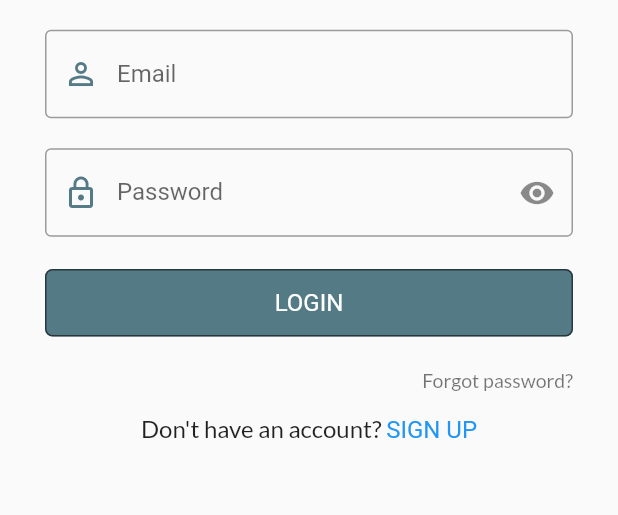
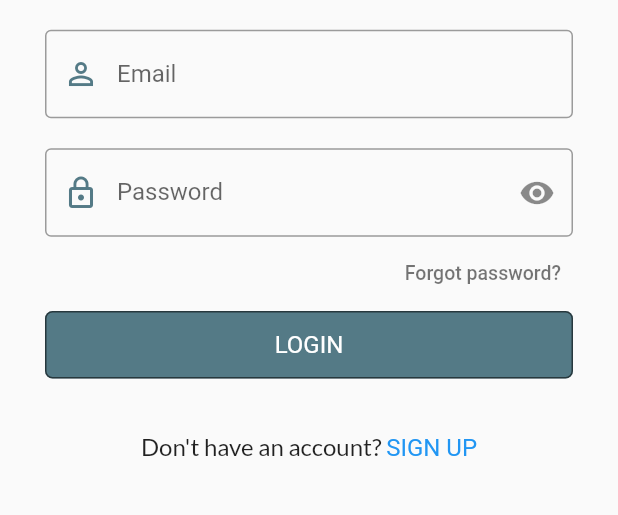
Before and after one commit to Hester33/tmwes, a Flutter app: the LoginScreen screen opened directly, on a phone screen of 412 x 824 dp, the part 500-1015 px from its top. Run offline on Flutter 3.47's test engine with Material 2 defaults, Android fonts, the phone set to English and light mode, and no system bars; our stand-ins replace cloud_firestore, firebase_auth, firebase_core, get, google_fonts; missing offline and left inert: bcrypt; accounts and stored records are empty.

Commit message:
feat/forgot password screen

```diff
--- a/lib/database/user_db.dart
+++ b/lib/database/user_db.dart
@@ -52,13 +52,13 @@ class UserDb extends GetxController {
         .get();
     final userData =
         snapshot.docs.map((doc) => UserModel.fromSnapshot(doc)).single;
-    //final userData = snapshot.docs.map((doc) => UserModel.fromSnapshot(doc));
     return userData;
   }
 
   //Fetch ALl Users
   Future<List<UserModel>> allUser() async {
     final snapshot = await firestore.collection(usersCollection).get();
+    //store snapshot in usersData as a list
     final usersData =
         snapshot.docs.map((e) => UserModel.fromSnapshot(e)).toList();
     return usersData;
--- a/lib/helpers/init_controller.dart
+++ b/lib/helpers/init_controller.dart
@@ -13,7 +13,7 @@ class ControllerBindings extends Bindings {
         fenix: true);
     Get.lazyPut<AuthenticationDb>(() => AuthenticationDb());
     Get.lazyPut<UserDb>(() => UserDb(), fenix: true);
-    Get.lazyPut<LoginController>(() => LoginController());
+    Get.lazyPut<LoginController>(() => LoginController(), fenix: true);
     Get.lazyPut<SignUpController>(() => SignUpController(), fenix: true);
     Get.lazyPut<ProfileController>(() => ProfileController(), fenix: true);
   }
--- a/lib/main.dart
+++ b/lib/main.dart
@@ -1,5 +1,6 @@
 import 'package:firebase_core/firebase_core.dart';
 import 'package:get/get.dart';
+import 'package:tmwes/constants/colors.dart';
 import 'package:tmwes/database/authentication_db.dart';
 import 'package:tmwes/database/user_db.dart';
 import 'firebase_options.dart';
@@ -35,7 +36,10 @@ class MyApp extends StatelessWidget {
       title: 'TMWES',
       debugShowCheckedModeBanner: false,
       theme: AppTheme.xTheme,
-      home: const Center(child: CircularProgressIndicator()),
+      home: const Center(
+          child: CircularProgressIndicator(
+        backgroundColor: primaryColor,
+      )),
     );
   }
 }
--- a/lib/models/user_model.dart
+++ b/lib/models/user_model.dart
@@ -43,7 +43,8 @@ class UserModel {
     };
   }
 
-  //Map user from Firebase to UserModel
+  //*Map user from Firebase to UserModel
+  // .fromSnapshot = named constrcutor
   factory UserModel.fromSnapshot(DocumentSnapshot<Map<String, dynamic>> doc) {
     final data = doc.data();
     return UserModel(
--- a/lib/screens/authentication/login/login_screen.dart
+++ b/lib/screens/authentication/login/login_screen.dart
@@ -2,6 +2,7 @@ import 'package:flutter/material.dart';
 import 'package:get/get.dart';
 import 'package:tmwes/constants/firebase_const.dart';
 import 'package:tmwes/constants/image.dart';
+import 'package:tmwes/screens/authentication/login/widgets/forget_password.dart';
 import 'package:tmwes/screens/authentication/signup/signup_screen.dart';
 
 import '../../../database/authentication_db.dart';
@@ -42,26 +43,9 @@ class LoginScreen extends StatelessWidget {
               /* --- Form --- */
               const LoginForm(),
               /* --- End --- */
-
 //  Widget forgotPassword() {
 //     return
 //! Modify
-              Align(
-                  alignment: Alignment.centerRight,
-                  child: GestureDetector(
-                    onTap: () {
-                      // Navigator.of(context).push(MaterialPageRoute(
-                      //     builder: (context) => ForgotPasswordScreen()));
-                      _authDb.resetPassword("1181203140@student.mmu.edu.my");
-                    },
-                    child: const Text(
-                      'Forgot password?',
-                      style: TextStyle(
-                          color: Colors.black54,
-                          fontWeight: FontWeight.w500,
-                          fontSize: 13),
-                    ),
-                  )),
               //}
               TextButton(
                 onPressed: () {
--- /dev/null
+++ b/lib/screens/authentication/login/widgets/forget_password.dart
@@ -0,0 +1,28 @@
+import 'package:flutter/material.dart';
+import 'package:get/get.dart';
+import 'package:tmwes/controllers/login_controller.dart';
+import 'package:tmwes/screens/authentication/login/forgot_password_screen.dart';
+
+class ForgotPasswordBtn extends StatelessWidget {
+  const ForgotPasswordBtn({
+    super.key,
+  });
+
+  @override
+  Widget build(BuildContext context) {
+    return Align(
+        alignment: Alignment.centerRight,
+        child: TextButton(
+          onPressed: () {
+            Get.to(() => const ForgotPasswordScreen());
+          },
+          child: const Text(
+            'Forgot password?',
+            style: TextStyle(
+                color: Colors.black54,
+                fontWeight: FontWeight.w500,
+                fontSize: 13),
+          ),
+        ));
+  }
+}
--- a/lib/screens/authentication/login/widgets/login_form.dart
+++ b/lib/screens/authentication/login/widgets/login_form.dart
@@ -1,6 +1,7 @@
 import 'package:flutter/material.dart';
 import 'package:get/get.dart';
 import 'package:tmwes/controllers/login_controller.dart';
+import 'package:tmwes/screens/authentication/login/widgets/forget_password.dart';
 
 class LoginForm extends StatelessWidget {
   const LoginForm({
@@ -49,7 +50,8 @@ class LoginForm extends StatelessWidget {
                 ),
               ),
             ),
-            const SizedBox(height: 20.0),
+            const ForgotPasswordBtn(),
+            //const SizedBox(height: 20.0),
             SizedBox(
               width: double.infinity,
               child: ElevatedButton(
--- a/lib/screens/authentication/signup/widgets/signup_form.dart
+++ b/lib/screens/authentication/signup/widgets/signup_form.dart
@@ -16,6 +16,8 @@ class SignUpForm extends StatelessWidget {
     final controller = SignUpController.instance;
     final _formKey = GlobalKey<FormState>();
 
+    //! Name, DOB, Gender, Email, Phone no, Pwd, CPwd
+    //! check box for term n cond
     return Container(
       padding: const EdgeInsets.symmetric(vertical: 20.0),
       child: Form(
```
Also changed, not shown: lib/controllers/login_controller.dart (+22 -1 lines), lib/screens/authentication/login/forgot_password_screen.dart (added, +113 -0 lines), lib/screens/profile/profile_screen.dart (+6 -3 lines).
